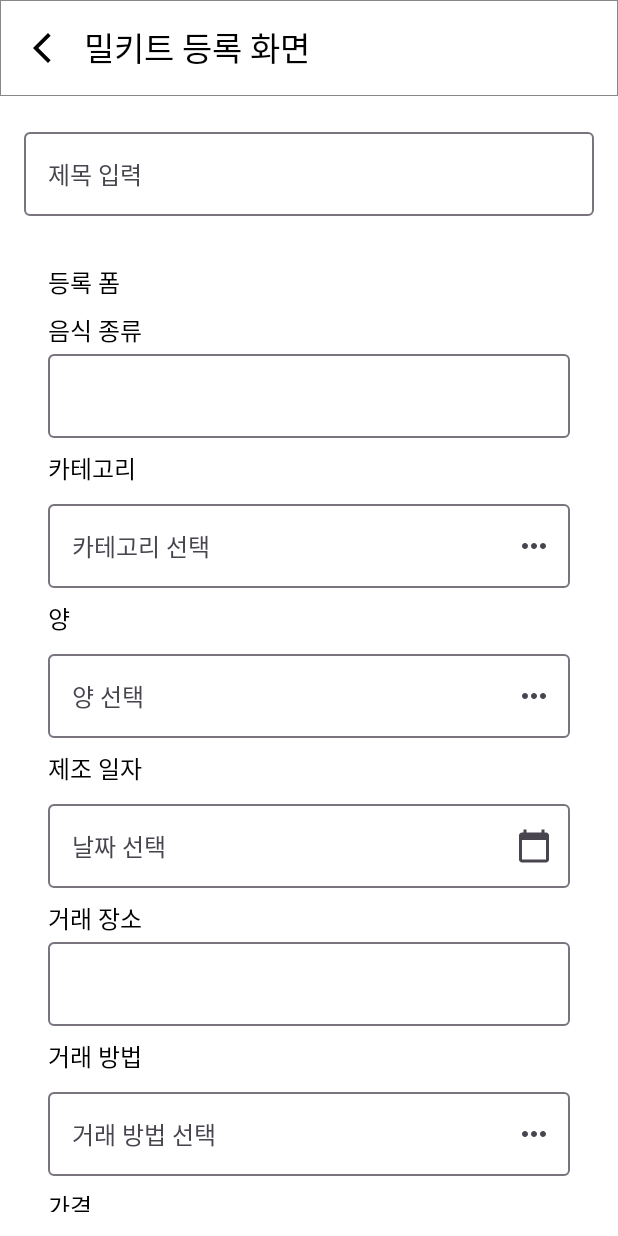
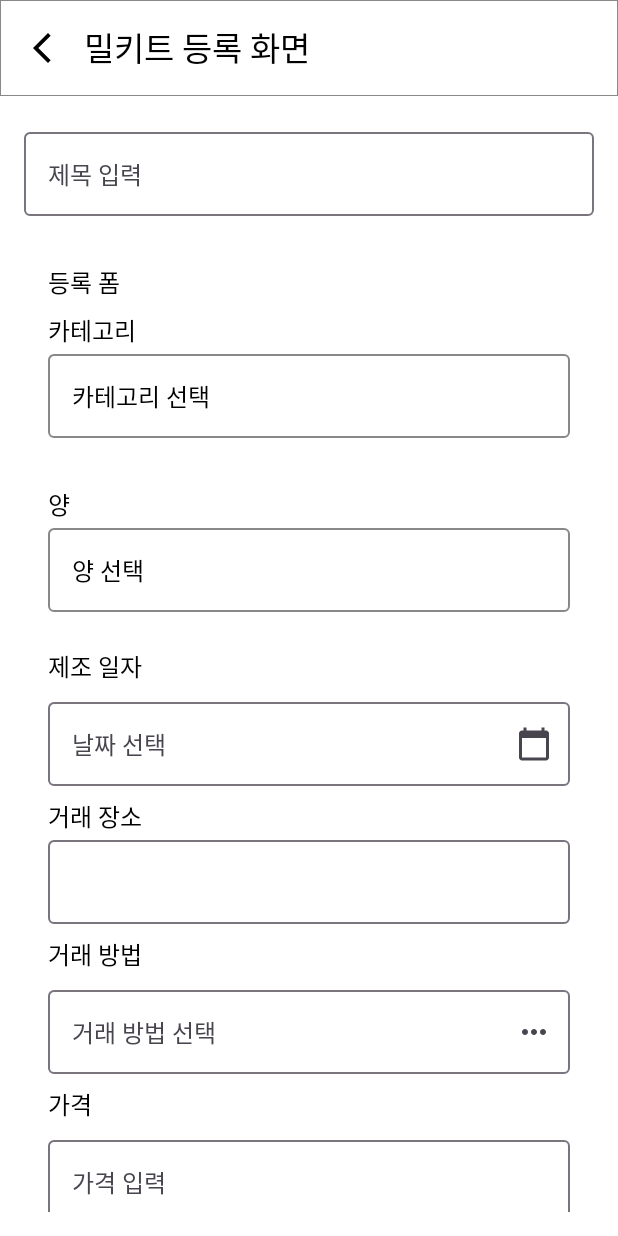
Before and after one commit to Cycrypto/mobile-zipbob, an Android app built with Jetpack Compose: the MealkitFormScreen screen opened through its navigation route, on a phone screen of 412 x 824 dp. Run offline under Robolectric (Android 15) with nearby library versions, the phone set to English and light mode, and no system bars; Roboto replaces fonts that are not available here; 1 statement that could not run was skipped.

Commit message:
스피너 기능하는거 박스 처리

```diff
--- a/app/src/main/java/com/example/hansotbob/ui/screen/form/MealkitFormScreen.kt
+++ b/app/src/main/java/com/example/hansotbob/ui/screen/form/MealkitFormScreen.kt
@@ -5,15 +5,36 @@ import androidx.compose.foundation.BorderStroke
 import androidx.compose.foundation.background
 import androidx.compose.foundation.border
 import androidx.compose.foundation.clickable
-import androidx.compose.foundation.layout.*
+import androidx.compose.foundation.layout.Box
+import androidx.compose.foundation.layout.Column
+import androidx.compose.foundation.layout.Spacer
+import androidx.compose.foundation.layout.fillMaxSize
+import androidx.compose.foundation.layout.fillMaxWidth
+import androidx.compose.foundation.layout.height
+import androidx.compose.foundation.layout.padding
 import androidx.compose.foundation.lazy.LazyColumn
+import androidx.compose.foundation.shape.RoundedCornerShape
 import androidx.compose.foundation.text.KeyboardOptions
 import androidx.compose.material.icons.Icons
-import androidx.compose.material.icons.filled.ArrowBack
 import androidx.compose.material.icons.filled.CalendarToday
 import androidx.compose.material.icons.filled.MoreHoriz
-import androidx.compose.material3.*
-import androidx.compose.runtime.*
+import androidx.compose.material3.AlertDialog
+import androidx.compose.material3.Button
+import androidx.compose.material3.DropdownMenu
+import androidx.compose.material3.DropdownMenuItem
+import androidx.compose.material3.ExperimentalMaterial3Api
+import androidx.compose.material3.Icon
+import androidx.compose.material3.IconButton
+import androidx.compose.material3.MaterialTheme
+import androidx.compose.material3.OutlinedTextField
+import androidx.compose.material3.Scaffold
+import androidx.compose.material3.Text
+import androidx.compose.material3.TextButton
+import androidx.compose.material3.TopAppBar
+import androidx.compose.runtime.Composable
+import androidx.compose.runtime.getValue
+import androidx.compose.runtime.mutableStateOf
+import androidx.compose.runtime.setValue
 import androidx.compose.ui.Modifier
 import androidx.compose.ui.graphics.Color
 import androidx.compose.ui.graphics.RectangleShape
@@ -27,23 +48,32 @@ import androidx.navigation.NavController
 import androidx.navigation.compose.rememberNavController
 import com.example.hansotbob.R
 import com.example.hansotbob.ui.theme.HansotbobTheme
-import java.util.*
+import java.util.Calendar
+import androidx.compose.runtime.remember as remember1
+
+private var Nothing?.value: TextFieldValue
+    get() {
+        TODO("Not yet implemented")
+    }
+    set(value) {}
 
 @OptIn(ExperimentalMaterial3Api::class)
 @Composable
 fun MealkitFormScreen(navController: NavController) {
-    var title by remember { mutableStateOf(TextFieldValue("")) }
-    var foodType by remember { mutableStateOf(TextFieldValue("")) }
-    var selectedCategory by remember { mutableStateOf("") }
-    var selectedQuantity by remember { mutableStateOf("") }
-    var productionDate by remember { mutableStateOf("") }
-    var place by remember { mutableStateOf(TextFieldValue("")) }
-    var selectedMethod by remember { mutableStateOf("") }
-    var price by remember { mutableStateOf(TextFieldValue("")) }
-    var description by remember { mutableStateOf(TextFieldValue("")) }
+    var expanded by remember1 { mutableStateOf(false) }
+    var selectedCategory by remember1 { mutableStateOf("") }
+    val textFieldValue = remember1 { mutableStateOf(TextFieldValue(selectedCategory.ifEmpty { "카테고리 선택" })) }
+    var title by remember1 { mutableStateOf(TextFieldValue("")) }
+    var foodType by remember1 { mutableStateOf(TextFieldValue("")) }
+    var selectedQuantity by remember1 { mutableStateOf("") }
+    var productionDate by remember1 { mutableStateOf("") }
+    var place by remember1 { mutableStateOf(TextFieldValue("")) }
+    var selectedMethod by remember1 { mutableStateOf("") }
+    var price by remember1 { mutableStateOf(TextFieldValue("")) }
+    var description by remember1 { mutableStateOf(TextFieldValue("")) }
 
-    val categoryOptions = listOf("한식", "분식", "중식", "일식", "양식")
-    val quantityOptions = listOf("1인분", "2인분", "3인분", "4인분", "5인분", "6인분 이상")
+    val categoryOptions = listOf("한식", "분식")//, "중식", "일식", "양식")
+    val quantityOptions = listOf("1인분", "2인분")//, "3인분", "4인분", "5인분", "6인분 이상")
     val methodOptions = listOf("직거래", "택배", "문고리")
 
     Scaffold(
@@ -63,6 +93,7 @@ fun MealkitFormScreen(navController: NavController) {
                 .padding(innerPadding)
                 .padding(16.dp)
         ) {
+            //제목입력
             item {
                 OutlinedTextField(
                     value = title,
@@ -73,7 +104,7 @@ fun MealkitFormScreen(navController: NavController) {
             }
 
             item { Spacer(modifier = Modifier.height(16.dp)) }
-
+            // 등록폼 카테고리
             item {
                 Column(
                     modifier = Modifier
@@ -83,31 +114,90 @@ fun MealkitFormScreen(navController: NavController) {
                 ) {
                     Text("등록 폼")
                     Spacer(modifier = Modifier.height(8.dp))
-                    Text("음식 종류")
-                    Spacer(modifier = Modifier.height(4.dp))
-                    OutlinedTextField(
-                        value = foodType,
-                        onValueChange = { foodType = it },
-                        modifier = Modifier.fillMaxWidth()
-                    )
-                    Spacer(modifier = Modifier.height(8.dp))
                     Text("카테고리")
                     Spacer(modifier = Modifier.height(4.dp))
-                    SelectionField(
-                        selectedOption = selectedCategory,
-                        options = categoryOptions,
-                        label = "카테고리 선택",
-                        onItemSelected = { selectedCategory = it }
-                    )
-                    Spacer(modifier = Modifier.height(8.dp))
+                    Box(
+                        modifier = Modifier
+                            .fillMaxWidth()
+                            .border(1.dp, Color.Gray, RoundedCornerShape(4.dp))
+                            .clickable { expanded = true }
+                            .padding(16.dp)
+                    ) {
+                        Text(
+                            text = selectedCategory.ifEmpty { "카테고리 선택" },
+                            style = MaterialTheme.typography.bodyLarge,
+                            color = MaterialTheme.colorScheme.onSurface
+                        )
+                    }
+                    DropdownMenu(
+                        expanded = expanded,
+                        onDismissRequest = { expanded = false },
+                        modifier = Modifier.fillMaxWidth()
+                    ) {
+                        categoryOptions.forEach { category ->
+                            DropdownMenuItem(
+                                onClick = {
+                                    selectedCategory = category
+                                    val textFieldValue = null
+                                    textFieldValue.value = TextFieldValue(category)
+                                    expanded = false
+                                },
+                                text = { Text(category) }
+                            )
+                        }
+                    }
+                }
+            }//여기서 한번 자르기
+            // 양
+            item {
+                Column(
+                    modifier = Modifier
+                        .fillMaxWidth()
+                        .background(MaterialTheme.colorScheme.background)
+                        .padding(16.dp)
+                ) {
                     Text("양")
                     Spacer(modifier = Modifier.height(4.dp))
-                    SelectionField(
-                        selectedOption = selectedQuantity,
-                        options = quantityOptions,
-                        label = "양 선택",
-                        onItemSelected = { selectedQuantity = it }
-                    )
+                    Box(
+                        modifier = Modifier
+                            .fillMaxWidth()
+                            .border(1.dp, Color.Gray, RoundedCornerShape(4.dp))
+                            .clickable { expanded = true }
+                            .padding(16.dp)
+                    ) {
+                        Text(
+                            text = selectedCategory.ifEmpty { "양 선택" },
+                            style = MaterialTheme.typography.bodyLarge,
+                            color = MaterialTheme.colorScheme.onSurface
+                        )
+                    }
+                    DropdownMenu(
+                        expanded = expanded,
+                        onDismissRequest = { expanded = false },
+                        modifier = Modifier.fillMaxWidth()
+                    ) {
+                        quantityOptions.forEach { category ->
+                            DropdownMenuItem(
+                                onClick = {
+                                    selectedCategory = category
+                                    val textFieldValue = null
+                                    textFieldValue.value = TextFieldValue(category)
+                                    expanded = false
+                                },
+                                text = { Text(category) }
+                            )
+                        }
+                    }
+                }
+            }//여기서 한번 자르기
+            //기타 등등
+            item {
+                Column(
+                    modifier = Modifier
+                        .fillMaxWidth()
+                        .background(MaterialTheme.colorScheme.background)
+                        .padding(start = 16.dp, end = 16.dp, bottom = 16.dp)
+                ){
                     Spacer(modifier = Modifier.height(8.dp))
                     Text("제조 일자")
                     Spacer(modifier = Modifier.height(4.dp))
@@ -142,8 +232,10 @@ fun MealkitFormScreen(navController: NavController) {
                 }
             }
 
+
+
             item { Spacer(modifier = Modifier.height(16.dp)) }
-
+            //한줄 설명
             item {
                 OutlinedTextField(
                     value = description,
@@ -154,7 +246,7 @@ fun MealkitFormScreen(navController: NavController) {
             }
 
             item { Spacer(modifier = Modifier.height(16.dp)) }
-
+            //버튼 1
             item {
                 Button(
                     onClick = { /* Handle image upload */ },
@@ -168,7 +260,7 @@ fun MealkitFormScreen(navController: NavController) {
             }
 
             item { Spacer(modifier = Modifier.height(16.dp)) }
-
+            //버튼 2
             item {
                 Button(
                     onClick = { /* Handle registration */ },
@@ -213,7 +305,7 @@ fun SelectionField(
     label: String,
     onItemSelected: (String) -> Unit
 ) {
-    var showDialog by remember { mutableStateOf(false) }
+    var showDialog by remember1 { mutableStateOf(false) }
 
     Box(modifier = Modifier.fillMaxWidth()) {
         OutlinedTextField(
@@ -267,7 +359,7 @@ fun DatePicker(selectedDate: String, onDateSelected: (String) -> Unit) {
     val month = calendar.get(Calendar.MONTH)
     val day = calendar.get(Calendar.DAY_OF_MONTH)
 
-    var dateText by remember { mutableStateOf(selectedDate) }
+    var dateText by remember1 { mutableStateOf(selectedDate) }
 
     OutlinedTextField(
         value = dateText,
```
